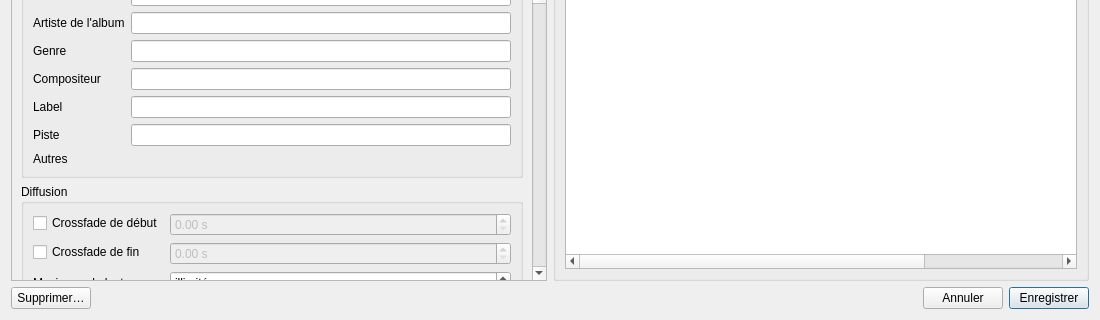
Above: src/machincast/interface/ui/fiche_sonore.ui from dascritch/machincast before the change; both pictures show x 0 to 1100 and y 440 to 760 of the 1100 by 760 pixel window. Below: the same form after it.
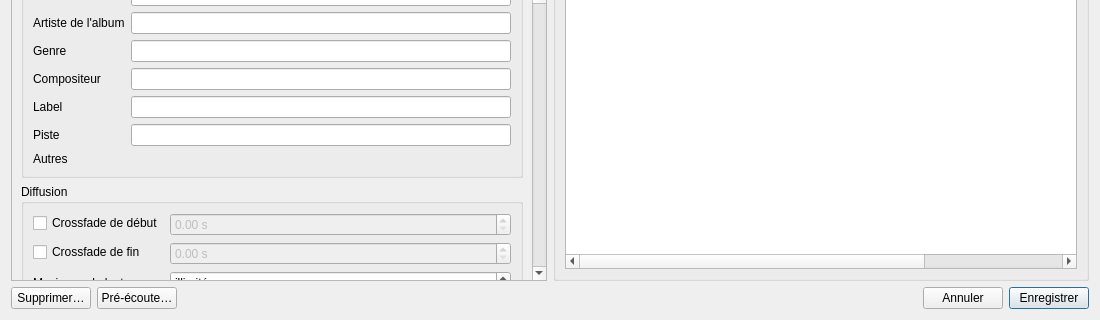
That is the form after the change. Icons and pictures are not drawn.

Commit message:
feat(interface): pré-écoute d'un sonore, sur une sortie distincte de l'antenne
https://github.com/dascritch/machincast/issues/116
Pré-écoute d'un Sonore
https://github.com/dascritch/machincast/issues/29
Pré-écoute sur une sortie distincte

Claude-Session: https://claude.ai/code/session_01KaPegkCQoT3k3oMgjXGsiv

```diff
--- a/src/machincast/interface/ui/fiche_sonore.ui
+++ b/src/machincast/interface/ui/fiche_sonore.ui
@@ -687,7 +687,7 @@
     </layout>
    </item>
    <item>
-    <layout class="QHBoxLayout" name="pied" stretch="0,1,0,0">
+    <layout class="QHBoxLayout" name="pied" stretch="0,0,1,0,0">
      <item>
       <widget class="QPushButton" name="supprimer">
        <property name="text">
@@ -698,6 +698,19 @@
        </property>
       </widget>
      </item>
+     <item>
+      <widget class="QPushButton" name="preecouter">
+       <property name="toolTip">
+        <string>Écouter le sonore sur la sortie de pré-écoute, jamais sur l'antenne</string>
+       </property>
+       <property name="text">
+        <string>Pré-écoute…</string>
+       </property>
+       <property name="icon">
+        <iconset theme="audio-headphones"/>
+       </property>
+      </widget>
+     </item>
      <item>
       <widget class="QLabel" name="message">
        <property name="wordWrap">
```
The commit also changes 14 other files.
